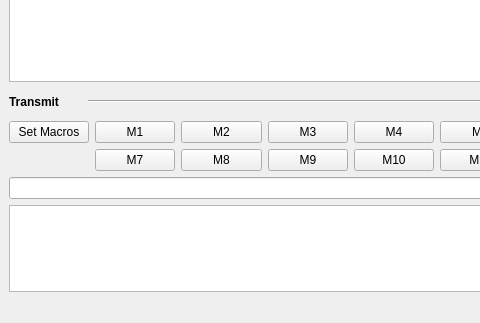
Before: the Qt Designer form ui/terminal.ui in marker5a/EasyTerm, drawn with Qt 5; both pictures show x 0 to 480 and y 284 to 607 of the 765 by 607 pixel window.
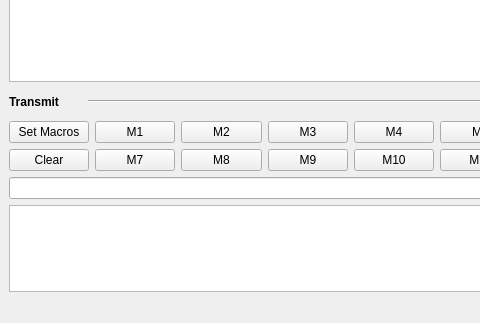
After: the same form once the commit is applied.

Commit message: Added clear button for transmit text field

What changed in the file:
```diff
--- a/ui/terminal.ui
+++ b/ui/terminal.ui
@@ -626,6 +626,13 @@
         </property>
        </widget>
       </item>
+      <item row="1" column="0">
+       <widget class="QPushButton" name="tx_clear_button">
+        <property name="text">
+         <string>Clear</string>
+        </property>
+       </widget>
+      </item>
      </layout>
     </item>
     <item row="6" column="8" colspan="2">
```
Left out of the diff: 6 changed lines with no effect on the pictures.
